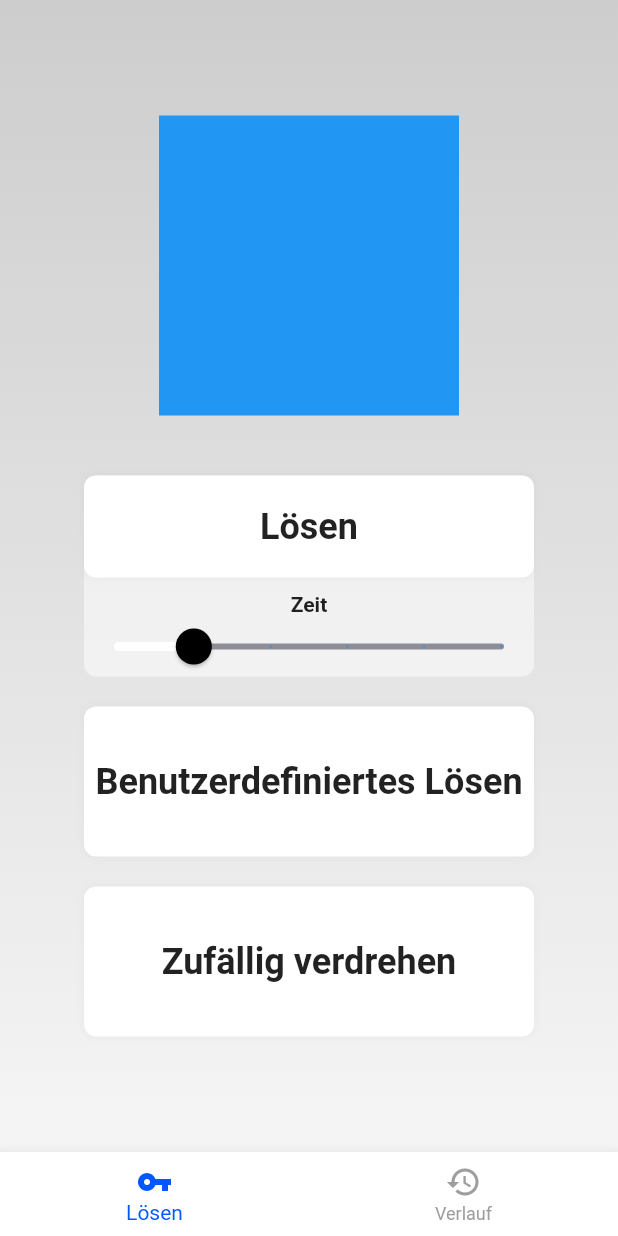
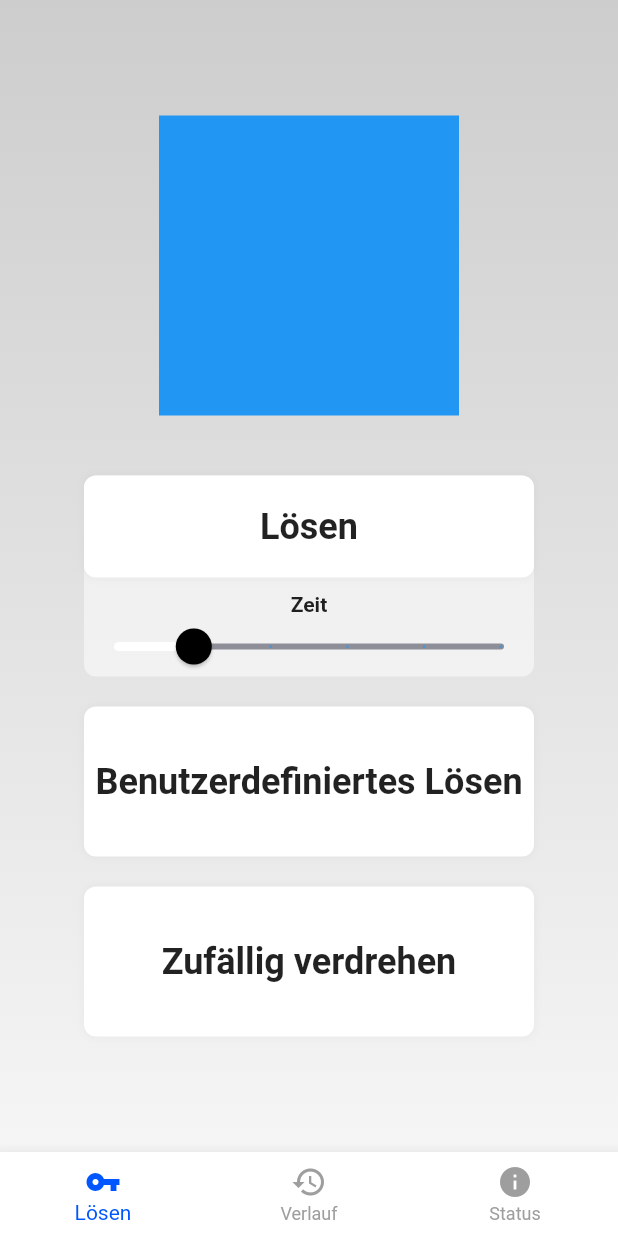
Before and after one commit to HubertJan/morven_cube_app, a Flutter app: the screen it shows after launch, on a phone screen of 412 x 824 dp. Run offline on Flutter 3.47's test engine with Material 2 defaults, Android fonts, the phone set to English and light mode, and no system bars.

```diff
--- a/lib/screens/tabs_screen.dart
+++ b/lib/screens/tabs_screen.dart
@@ -2,6 +2,7 @@ import 'package:flutter/material.dart';
 
 import 'solve_setup_screen.dart';
 import 'history_screen.dart';
+import 'status_screen.dart';
 
 class TabsScreen extends StatefulWidget {
   TabsScreen();
@@ -19,6 +20,7 @@ class _TabsScreenState extends State<TabsScreen> {
     _pages = [
       {"page": SolveSetupScreen(), "title": "Lösen"},
       {"page": HistoryScreen(), "title": "Verlauf"},
+      {"page": StatusScreen(), "title": "Status"},
     ];
     super.initState();
   }
@@ -63,6 +65,10 @@ class NavigationBarWidget extends StatelessWidget {
           icon: Icon(Icons.history),
           title: Text("Verlauf"),
         ),
+        BottomNavigationBarItem(
+          icon: Icon(Icons.info),
+          title: Text("Status"),
+        ),
       ],
     );
   }
--- a/pubspec.yaml
+++ b/pubspec.yaml
@@ -23,6 +23,7 @@ environment:
 dependencies:
   flutter:
     sdk: flutter
+  http: ^0.12.2
 
 
   # The following adds the Cupertino Icons font to your application.
```
Also changed, not shown: lib/screens/status_screen.dart (added, +17 -0 lines), pubspec.lock.
